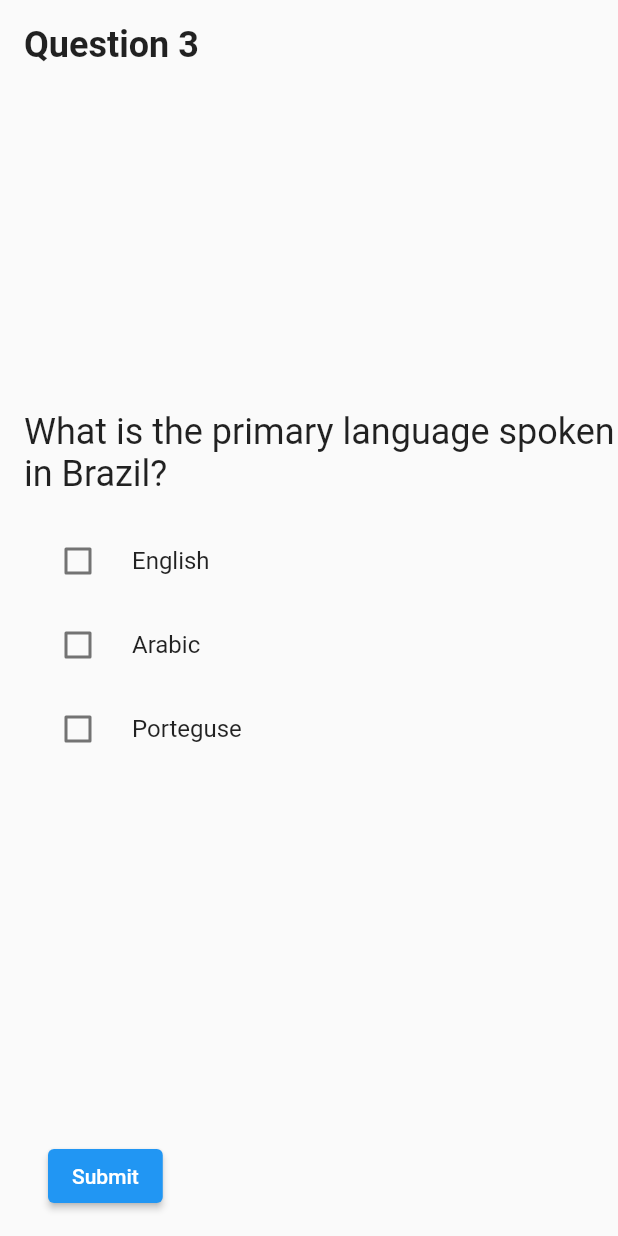
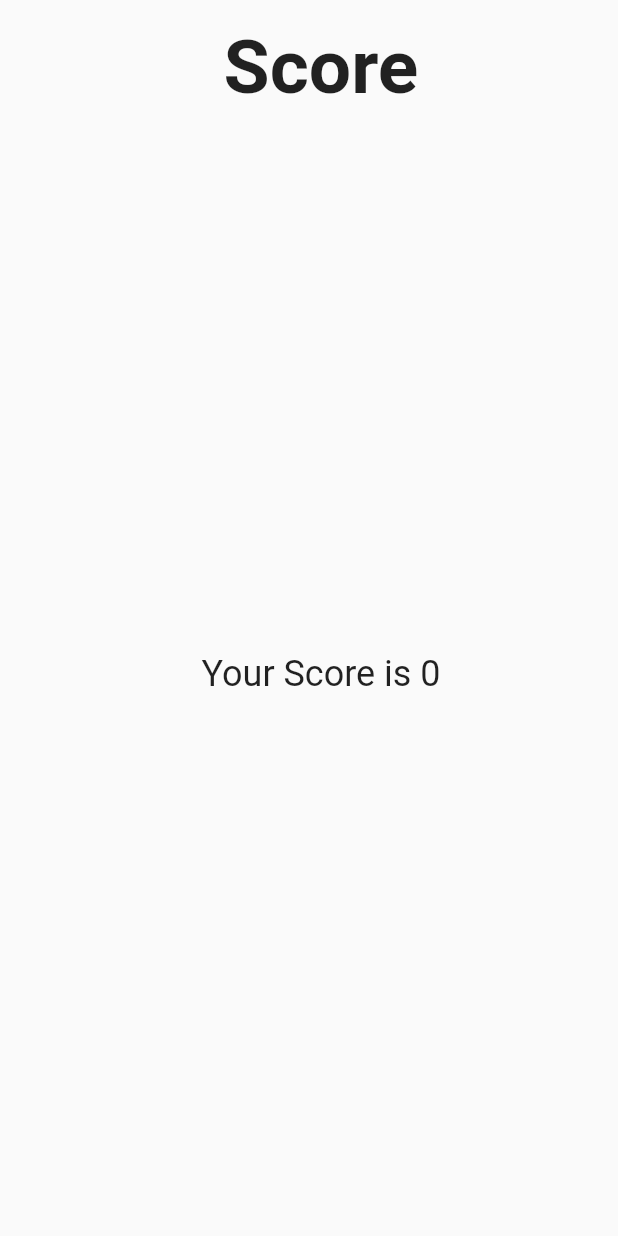
Before and after one commit to Abdelrahman0122/quiz_app_Using_Flutter, a Flutter app: the Third screen opened by its route, after a tap on "Submit", on a phone screen of 412 x 824 dp. Run offline on Flutter 3.47's test engine with Material 2 defaults, Android fonts, the phone set to English and light mode, and no system bars; missing offline and left inert: dart:js.

Commit message:
score counter

```diff
--- /dev/null
+++ b/lib/Globals.dart
@@ -0,0 +1,3 @@
+class Globals {
+  static int count = 0;
+}
--- a/lib/main.dart
+++ b/lib/main.dart
@@ -1,7 +1,9 @@
 
 
+import 'dart:js';
 import 'package:flutter/cupertino.dart';
 import 'package:flutter/material.dart';
+import 'package:quiz/Globals.dart';
 
 void main(){
   runApp(MaterialApp(
@@ -11,18 +13,24 @@ void main(){
         '/': (context) => PiValueQuiz(),
         '/second': (context) => NewScreen(),
         '/third': (context)=> Third(),
+        '/Score':(context)=> Score(),
       }));
+
 }
 
 class PiValueQuiz extends StatefulWidget {
   @override
   _PiValueQuizState createState() => _PiValueQuizState();
+  static int count =0;
+
 }
 
 class _PiValueQuizState extends State<PiValueQuiz> {
   bool isChecked1 = false;
   bool isChecked2 = false;
   bool isChecked3 = false;
+
+
 
   @override
   Widget build(BuildContext context) {
@@ -54,8 +62,11 @@ class _PiValueQuizState extends State<PiValueQuiz> {
                           setState(() {
                             isChecked1 = value!;
                             if(isChecked1) {
+
                               isChecked2 = false;
                               isChecked3 = false;
+                              Globals.count++; // Increment the count variable
+
                             }
                           });
                         },
@@ -127,14 +138,12 @@ class NewScreen extends StatefulWidget {
   @override
   State<NewScreen> createState() => _NewScreenState();
 
-
 }
 
 class _NewScreenState extends State<NewScreen> {
   bool isChecked1 = false;
   bool isChecked2 = false;
   bool isChecked3 = false;
-
   TextEditingController textEditingController = TextEditingController();
 
   @override
@@ -188,6 +197,8 @@ class _NewScreenState extends State<NewScreen> {
                               if(isChecked2) {
                                 isChecked1 = false;
                                 isChecked3 = false;
+                                Globals.count++; // Increment the count variable
+
                               }
                             });
                           },
@@ -319,6 +330,7 @@ class _ThirdState extends State<Third> {
                             if(isChecked3) {
                               isChecked1 = false;
                               isChecked2 = false;
+                              Globals.count++; // Increment the count variable
                             }
                           });
                         },
@@ -336,7 +348,7 @@ class _ThirdState extends State<Third> {
                 margin: EdgeInsets.all(16.0),
                 child: ElevatedButton(
                   onPressed: () {
-                    Navigator.pushNamed(context, '/third');
+                    Navigator.pushNamed(context, '/Score');
                   },
                   child: Text('Submit'),
                 ),
@@ -348,3 +360,56 @@ class _ThirdState extends State<Third> {
     );
   }
 }
+
+
+class Score extends StatefulWidget {
+  const Score({Key? key}) : super(key: key);
+
+  @override
+  State<Score> createState() => _ScoreState();
+}
+
+class _ScoreState extends State<Score> {
+  TextEditingController textEditingController = TextEditingController();
+
+
+
+  @override
+  @override
+  Widget build(BuildContext context) {
+    return Scaffold(
+      body: SafeArea(
+        child: Container(
+          margin: EdgeInsets.only(top: 16.0, left: 16.0),
+          child:  Column(
+            crossAxisAlignment: CrossAxisAlignment.start,
+            children: [
+              Center( child:Text(
+                'Score',
+                style: TextStyle(fontSize: 50.0, fontWeight: FontWeight.bold),
+
+
+
+              ),),
+
+
+              Expanded(
+                child: Center(
+                  child: Column(
+                    mainAxisAlignment: MainAxisAlignment.center,
+                    children: [
+                      Text(
+                          'Your Score is ${Globals.count}',
+                        style: TextStyle(fontSize: 24.0)
+                      ),
+                    ],
+                  ),
+                ),
+              ),
+            ],
+          ),
+        ),
+      ),
+    );
+  }
+}
```
